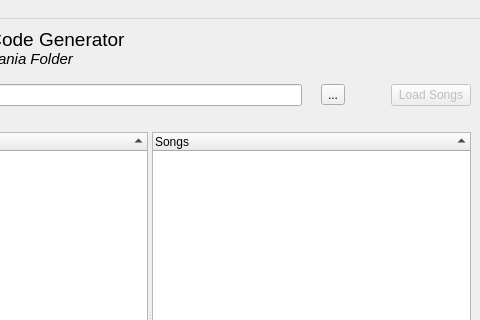
Qt form ui/mainwindow.ui (Ryochan7/StepMania-Unlock-Code-Generator) before a commit; both pictures show x 180 to 660 and y 0 to 320 of the 660 by 593 pixel window.
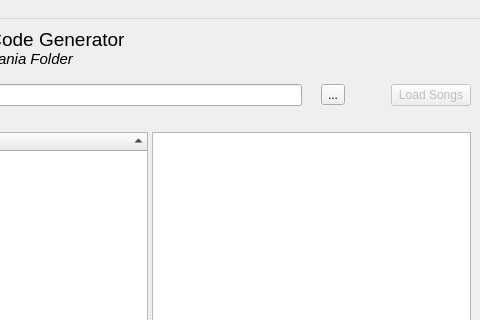
The same form after that commit. Custom widgets are drawn as their Qt base class.

Commit message: Removing QTreeWidget. Fixed sorting issues.

What changed in the file:
```diff
--- a/ui/mainwindow.ui
+++ b/ui/mainwindow.ui
@@ -165,9 +165,9 @@
         </property>
        </item>
       </widget>
-      <widget class="QTreeWidget" name="treeWidget_2">
-       <property name="alternatingRowColors">
-        <bool>true</bool>
+      <widget class="QTreeView" name="treeView">
+       <property name="editTriggers">
+        <set>QAbstractItemView::NoEditTriggers</set>
        </property>
        <property name="sortingEnabled">
         <bool>true</bool>
@@ -175,11 +175,6 @@
        <attribute name="headerShowSortIndicator" stdset="0">
         <bool>true</bool>
        </attribute>
-       <column>
-        <property name="text">
-         <string>Songs</string>
-        </property>
-       </column>
       </widget>
      </widget>
     </item>
```
Left out of the diff: 33 changed lines with no effect on the pictures. The commit also changes 2 other files.
